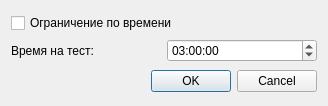
Qt form dialogtesttimer.ui (TeddyReady/MathTasksRenderer) before a commit.
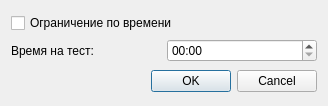
The same form after that commit.

The edit to the form file:
```diff
--- a/dialogtesttimer.ui
+++ b/dialogtesttimer.ui
@@ -37,7 +37,7 @@
       <widget class="QTimeEdit" name="timeEdit">
        <property name="dateTime">
         <datetime>
-         <hour>3</hour>
+         <hour>0</hour>
          <minute>0</minute>
          <second>0</second>
          <year>2000</year>
@@ -46,7 +46,7 @@
         </datetime>
        </property>
        <property name="displayFormat">
-        <string>HH:mm:ss</string>
+        <string>HH:mm</string>
        </property>
       </widget>
      </item>
```
